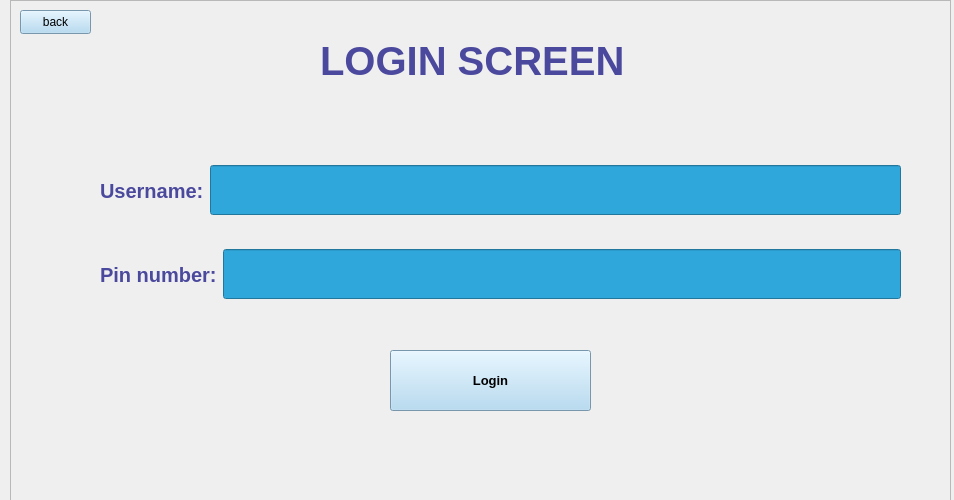
rawsashimi1604/1009_BankingSystem, file view/login.ui: the form before one commit.
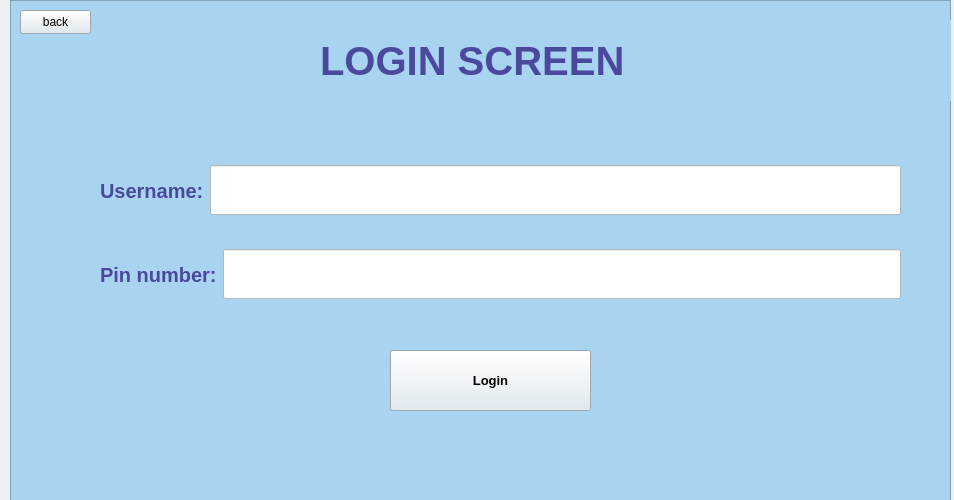
The form after the commit.

```diff
--- a/view/login.ui
+++ b/view/login.ui
@@ -43,7 +43,7 @@
           <bool>true</bool>
          </property>
          <property name="styleSheet">
-          <string notr="true"/>
+          <string notr="true">background-color: rgb(168, 212, 241);</string>
          </property>
          <property name="frameShape">
           <enum>QFrame::StyledPanel</enum>
@@ -126,9 +126,9 @@
                 <colorrole role="Button">
                  <brush brushstyle="SolidPattern">
                   <color alpha="255">
-                   <red>47</red>
-                   <green>167</green>
-                   <blue>218</blue>
+                   <red>255</red>
+                   <green>255</green>
+                   <blue>255</blue>
                   </color>
                  </brush>
                 </colorrole>
@@ -198,18 +198,18 @@
                 <colorrole role="Base">
                  <brush brushstyle="SolidPattern">
                   <color alpha="255">
-                   <red>47</red>
-                   <green>167</green>
-                   <blue>218</blue>
+                   <red>255</red>
+                   <green>255</green>
+                   <blue>255</blue>
                   </color>
                  </brush>
                 </colorrole>
                 <colorrole role="Window">
                  <brush brushstyle="SolidPattern">
                   <color alpha="255">
-                   <red>47</red>
-                   <green>167</green>
-                   <blue>218</blue>
+                   <red>255</red>
+                   <green>255</green>
+                   <blue>255</blue>
                   </color>
                  </brush>
                 </colorrole>
@@ -263,9 +263,9 @@
                 <colorrole role="Button">
                  <brush brushstyle="SolidPattern">
                   <color alpha="255">
-                   <red>47</red>
-                   <green>167</green>
-                   <blue>218</blue>
+                   <red>255</red>
+                   <green>255</green>
+                   <blue>255</blue>
                   </color>
                  </brush>
                 </colorrole>
@@ -335,18 +335,18 @@
                 <colorrole role="Base">
                  <brush brushstyle="SolidPattern">
                   <color alpha="255">
-                   <red>47</red>
-                   <green>167</green>
-                   <blue>218</blue>
+                   <red>255</red>
+                   <green>255</green>
+                   <blue>255</blue>
                   </color>
                  </brush>
                 </colorrole>
                 <colorrole role="Window">
                  <brush brushstyle="SolidPattern">
                   <color alpha="255">
-                   <red>47</red>
-                   <green>167</green>
-                   <blue>218</blue>
+                   <red>255</red>
+                   <green>255</green>
+                   <blue>255</blue>
                   </color>
                  </brush>
                 </colorrole>
@@ -400,9 +400,9 @@
                 <colorrole role="Button">
                  <brush brushstyle="SolidPattern">
                   <color alpha="255">
-                   <red>47</red>
-                   <green>167</green>
-                   <blue>218</blue>
+                   <red>255</red>
+                   <green>255</green>
+                   <blue>255</blue>
                   </color>
                  </brush>
                 </colorrole>
@@ -472,18 +472,18 @@
                 <colorrole role="Base">
                  <brush brushstyle="SolidPattern">
                   <color alpha="255">
-                   <red>47</red>
-                   <green>167</green>
-                   <blue>218</blue>
+                   <red>255</red>
+                   <green>255</green>
+                   <blue>255</blue>
                   </color>
                  </brush>
                 </colorrole>
                 <colorrole role="Window">
                  <brush brushstyle="SolidPattern">
                   <color alpha="255">
-                   <red>47</red>
-                   <green>167</green>
-                   <blue>218</blue>
+                   <red>255</red>
+                   <green>255</green>
+                   <blue>255</blue>
                   </color>
                  </brush>
                 </colorrole>
@@ -529,6 +529,9 @@
              <property name="autoFillBackground">
               <bool>false</bool>
              </property>
+             <property name="styleSheet">
+              <string notr="true">background-color: rgb(255, 255, 255);</string>
+             </property>
             </widget>
            </item>
           </layout>
@@ -578,27 +581,36 @@
                 <colorrole role="Button">
                  <brush brushstyle="SolidPattern">
                   <color alpha="255">
-                   <red>47</red>
-                   <green>167</green>
-                   <blue>218</blue>
+                   <red>255</red>
+                   <green>255</green>
+                   <blue>255</blue>
+                  </color>
+                 </brush>
+                </colorrole>
+                <colorrole role="Light">
+                 <brush brushstyle="SolidPattern">
+                  <color alpha="255">
+                   <red>255</red>
+                   <green>255</green>
+                   <blue>255</blue>
                   </color>
                  </brush>
                 </colorrole>
                 <colorrole role="Base">
                  <brush brushstyle="SolidPattern">
                   <color alpha="255">
-                   <red>47</red>
-                   <green>167</green>
-                   <blue>218</blue>
+                   <red>255</red>
+                   <green>255</green>
+                   <blue>255</blue>
                   </color>
                  </brush>
                 </colorrole>
                 <colorrole role="Window">
                  <brush brushstyle="SolidPattern">
                   <color alpha="255">
-                   <red>47</red>
-                   <green>167</green>
-                   <blue>218</blue>
+                   <red>255</red>
+                   <green>255</green>
+                   <blue>255</blue>
                   </color>
                  </brush>
                 </colorrole>
@@ -607,27 +619,36 @@
                 <colorrole role="Button">
                  <brush brushstyle="SolidPattern">
                   <color alpha="255">
-                   <red>47</red>
-                   <green>167</green>
-                   <blue>218</blue>
+                   <red>255</red>
+                   <green>255</green>
+                   <blue>255</blue>
+                  </color>
+                 </brush>
+                </colorrole>
+                <colorrole role="Light">
+                 <brush brushstyle="SolidPattern">
+                  <color alpha="255">
+                   <red>255</red>
+                   <green>255</green>
+                   <blue>255</blue>
                   </color>
                  </brush>
                 </colorrole>
                 <colorrole role="Base">
                  <brush brushstyle="SolidPattern">
                   <color alpha="255">
-                   <red>47</red>
-                   <green>167</green>
-                   <blue>218</blue>
+                   <red>255</red>
+                   <green>255</green>
+                   <blue>255</blue>
                   </color>
                  </brush>
                 </colorrole>
                 <colorrole role="Window">
                  <brush brushstyle="SolidPattern">
                   <color alpha="255">
-                   <red>47</red>
-                   <green>167</green>
-                   <blue>218</blue>
+                   <red>255</red>
+                   <green>255</green>
+                   <blue>255</blue>
                   </color>
                  </brush>
                 </colorrole>
@@ -636,33 +657,45 @@
                 <colorrole role="Button">
                  <brush brushstyle="SolidPattern">
                   <color alpha="255">
-                   <red>47</red>
-                   <green>167</green>
-                   <blue>218</blue>
+                   <red>255</red>
+                   <green>255</green>
+                   <blue>255</blue>
+                  </color>
+                 </brush>
+                </colorrole>
+                <colorrole role="Light">
+                 <brush brushstyle="SolidPattern">
+                  <color alpha="255">
+                   <red>255</red>
+                   <green>255</green>
+                   <blue>255</blue>
                   </color>
                  </brush>
                 </colorrole>
                 <colorrole role="Base">
                  <brush brushstyle="SolidPattern">
                   <color alpha="255">
-                   <red>47</red>
-                   <green>167</green>
-                   <blue>218</blue>
+                   <red>255</red>
+                   <green>255</green>
+                   <blue>255</blue>
                   </color>
                  </brush>
                 </colorrole>
                 <colorrole role="Window">
                  <brush brushstyle="SolidPattern">
                   <color alpha="255">
-                   <red>47</red>
-                   <green>167</green>
-                   <blue>218</blue>
+                   <red>255</red>
+                   <green>255</green>
+                   <blue>255</blue>
                   </color>
                  </brush>
                 </colorrole>
                </disabled>
               </palette>
              </property>
+             <property name="styleSheet">
+              <string notr="true">background-color: rgb(255, 255, 255);</string>
+             </property>
              <property name="text">
               <string/>
              </property>
@@ -687,7 +720,7 @@
            </font>
           </property>
           <property name="styleSheet">
-           <string notr="true">background-color: rgb(168, 212, 241);
+           <string notr="true">background-color: rgb(221, 233, 241);
 font: 700 10pt &quot;Segoe UI&quot;;</string>
           </property>
           <property name="text">
@@ -704,7 +737,7 @@
            </rect>
           </property>
           <property name="styleSheet">
-           <string notr="true">background-color: rgb(168, 212, 241);
+           <string notr="true">background-color: rgb(221, 233, 241);
 font: 700 9pt &quot;Segoe UI&quot;;</string>
           </property>
           <property name="text">
```
